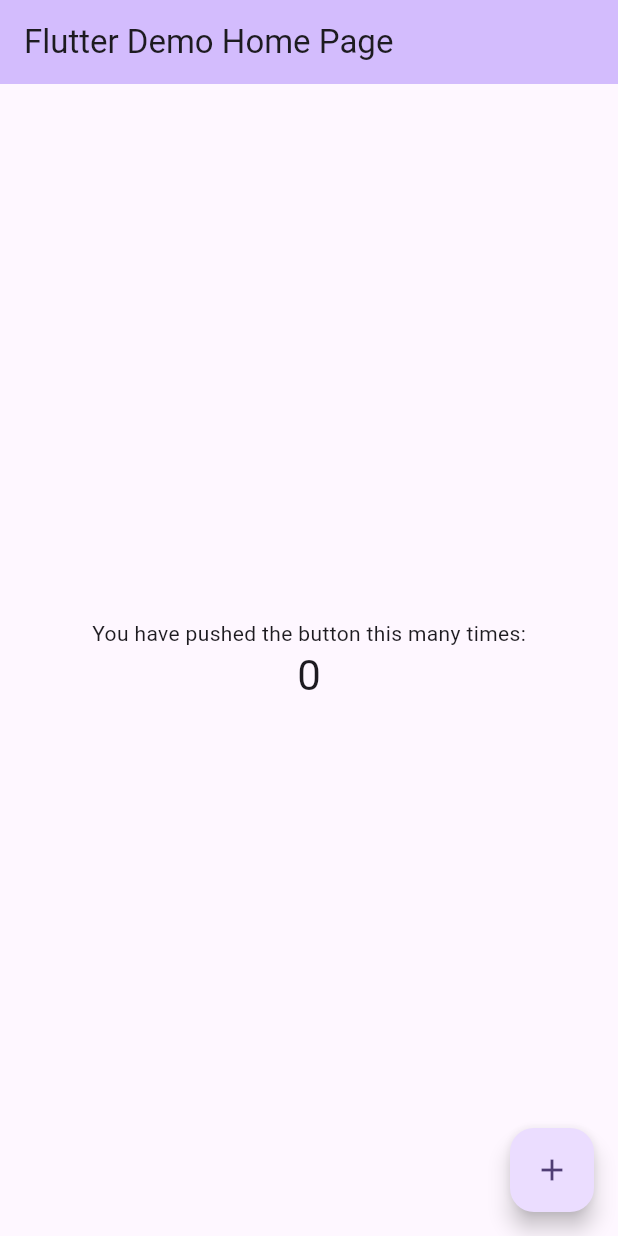
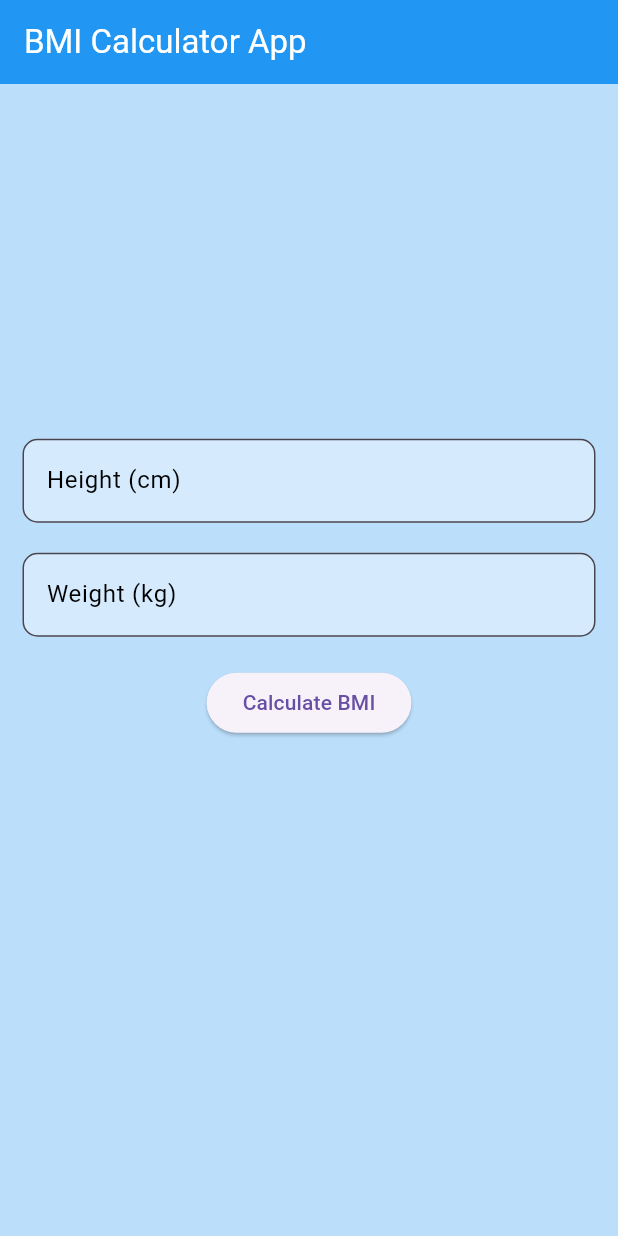
Before and after one commit to UKaanK/bmicalculator, a Flutter app: the screen it shows after launch, on a phone screen of 412 x 824 dp. Run offline on Flutter 3.47's test engine with Material 3 defaults, Android fonts, the phone set to English and light mode, and no system bars.

Commit message:
bmi calculator uygulaması tamamlandı

```diff
--- /dev/null
+++ b/lib/bmi_calculator.dart
@@ -0,0 +1,98 @@
+import 'package:bmicalculator/provider.dart';
+import 'package:flutter/material.dart';
+import 'package:provider/provider.dart';
+
+class BmiCalculator extends StatelessWidget {
+  const BmiCalculator({super.key});
+
+  @override
+  Widget build(BuildContext context) {
+    return Scaffold(
+      backgroundColor: Colors.blue[100],
+      appBar: AppBar(
+        title: const Text("BMI Calculator App"),
+        backgroundColor: Colors.blue,
+        foregroundColor: Colors.white,
+      ),
+      body: Padding(
+        padding: const EdgeInsets.all(15),
+        child: Column(
+          mainAxisAlignment: MainAxisAlignment.center,
+          children: [
+            TextField(
+              controller: context.read<BMIProvider>().heightController,
+              keyboardType: TextInputType.number,
+              decoration: InputDecoration(
+                  labelText: "Height (cm)",
+                  labelStyle: const TextStyle(
+                    color: Colors.black,
+                  ),
+                  fillColor: Colors.white38,
+                  filled: true,
+                  border: OutlineInputBorder(
+                      borderRadius: BorderRadius.circular(10))),
+            ),
+            const SizedBox(height: 20),
+            TextField(
+              controller: context.read<BMIProvider>().weightController,
+              keyboardType: TextInputType.number,
+              decoration: InputDecoration(
+                  labelText: "Weight (kg)",
+                  labelStyle: const TextStyle(
+                    color: Colors.black,
+                  ),
+                  fillColor: Colors.white38,
+                  filled: true,
+                  border: OutlineInputBorder(
+                      borderRadius: BorderRadius.circular(10))),
+            ),
+            SizedBox(
+              height: 20,
+            ),
+            ElevatedButton(
+                onPressed: () => context.read<BMIProvider>().calculateBMI(),
+                child: Text("Calculate BMI")),
+            SizedBox(
+              height: 20,
+            ),
+            Consumer<BMIProvider>(
+              builder: (context, provider, child) {
+                Color categoryColor = provider.bmiCategory ==
+                            "You have a UnderWeight\n(BMI less then 18.5)" ||
+                        provider.bmiCategory ==
+                            "You have a Normal Weight\n(BMI 18.5-24.9)" ||
+                        provider.bmiCategory ==
+                            "You have a OverWeight\n(BMI 25-29.9)" ||
+                        provider.bmiCategory == "Obesity\n(BMI 30 or  higher)"
+                    ? Colors.red
+                    : Colors.green;
+                return Column(
+                  children: [
+                    Text(
+                      provider.bmi == 0
+                          ? ''
+                          : "Your BMI:${provider.bmi.toStringAsFixed(1)} kg/m2",
+                      style:
+                          TextStyle(fontSize: 25, fontWeight: FontWeight.bold),
+                    ),
+                    SizedBox(
+                      height: 10,
+                    ),
+                    Text(
+                      provider.bmiCategory,
+                      textAlign: TextAlign.center,
+                      style: TextStyle(
+                          color: categoryColor,
+                          fontWeight: FontWeight.bold,
+                          fontSize: 20),
+                    )
+                  ],
+                );
+              },
+            )
+          ],
+        ),
+      ),
+    );
+  }
+}
--- a/lib/main.dart
+++ b/lib/main.dart
@@ -1,4 +1,7 @@
+import 'package:bmicalculator/bmi_calculator.dart';
+import 'package:bmicalculator/provider.dart';
 import 'package:flutter/material.dart';
+import 'package:provider/provider.dart';
 
 void main() {
   runApp(const MyApp());
@@ -7,119 +10,18 @@ void main() {
 class MyApp extends StatelessWidget {
   const MyApp({super.key});
 
-  // This widget is the root of your application.
   @override
   Widget build(BuildContext context) {
-    return MaterialApp(
-      title: 'Flutter Demo',
-      theme: ThemeData(
-        // This is the theme of your application.
-        //
-        // TRY THIS: Try running your application with "flutter run". You'll see
-        // the application has a purple toolbar. Then, without quitting the app,
-        // try changing the seedColor in the colorScheme below to Colors.green
-        // and then invoke "hot reload" (save your changes or press the "hot
-        // reload" button in a Flutter-supported IDE, or press "r" if you used
-        // the command line to start the app).
-        //
-        // Notice that the counter didn't reset back to zero; the application
-        // state is not lost during the reload. To reset the state, use hot
-        // restart instead.
-        //
-        // This works for code too, not just values: Most code changes can be
-        // tested with just a hot reload.
-        colorScheme: ColorScheme.fromSeed(seedColor: Colors.deepPurple),
-        useMaterial3: true,
+    return MultiProvider(
+      providers: [
+        ChangeNotifierProvider(
+          create: (context) => BMIProvider(),
+        )
+      ],
+      child: MaterialApp(
+        debugShowCheckedModeBanner: false,
+        home: BmiCalculator(),
       ),
-      home: const MyHomePage(title: 'Flutter Demo Home Page'),
     );
   }
 }
-
-class MyHomePage extends StatefulWidget {
-  const MyHomePage({super.key, required this.title});
-
-  // This widget is the home page of your application. It is stateful, meaning
-  // that it has a State object (defined below) that contains fields that affect
-  // how it looks.
-
-  // This class is the configuration for the state. It holds the values (in this
-  // case the title) provided by the parent (in this case the App widget) and
-  // used by the build method of the State. Fields in a Widget subclass are
-  // always marked "final".
-
-  final String title;
-
-  @override
-  State<MyHomePage> createState() => _MyHomePageState();
-}
-
-class _MyHomePageState extends State<MyHomePage> {
-  int _counter = 0;
-
-  void _incrementCounter() {
-    setState(() {
-      // This call to setState tells the Flutter framework that something has
-      // changed in this State, which causes it to rerun the build method below
-      // so that the display can reflect the updated values. If we changed
-      // _counter without calling setState(), then the build method would not be
-      // called again, and so nothing would appear to happen.
-      _counter++;
-    });
-  }
-
-  @override
-  Widget build(BuildContext context) {
-    // This method is rerun every time setState is called, for instance as done
-    // by the _incrementCounter method above.
-    //
-    // The Flutter framework has been optimized to make rerunning build methods
-    // fast, so that you can just rebuild anything that needs updating rather
-    // than having to individually change instances of widgets.
-    return Scaffold(
-      appBar: AppBar(
-        // TRY THIS: Try changing the color here to a specific color (to
-        // Colors.amber, perhaps?) and trigger a hot reload to see the AppBar
-        // change color while the other colors stay the same.
-        backgroundColor: Theme.of(context).colorScheme.inversePrimary,
-        // Here we take the value from the MyHomePage object that was created by
-        // the App.build method, and use it to set our appbar title.
-        title: Text(widget.title),
-      ),
-      body: Center(
-        // Center is a layout widget. It takes a single child and positions it
-        // in the middle of the parent.
-        child: Column(
-          // Column is also a layout widget. It takes a list of children and
-          // arranges them vertically. By default, it sizes itself to fit its
-          // children horizontally, and tries to be as tall as its parent.
-          //
-          // Column has various properties to control how it sizes itself and
-          // how it positions its children. Here we use mainAxisAlignment to
-          // center the children vertically; the main axis here is the vertical
-          // axis because Columns are vertical (the cross axis would be
-          // horizontal).
-          //
-          // TRY THIS: Invoke "debug painting" (choose the "Toggle Debug Paint"
-          // action in the IDE, or press "p" in the console), to see the
-          // wireframe for each widget.
-          mainAxisAlignment: MainAxisAlignment.center,
-          children: <Widget>[
-            const Text(
-              'You have pushed the button this many times:',
-            ),
-            Text(
-              '$_counter',
-              style: Theme.of(context).textTheme.headlineMedium,
-            ),
-          ],
-        ),
-      ),
-      floatingActionButton: FloatingActionButton(
-        onPressed: _incrementCounter,
-        tooltip: 'Increment',
-        child: const Icon(Icons.add),
-      ), // This trailing comma makes auto-formatting nicer for build methods.
-    );
-  }
-}
--- /dev/null
+++ b/lib/provider.dart
@@ -0,0 +1,33 @@
+import 'package:flutter/material.dart';
+
+class BMIProvider extends ChangeNotifier{
+  final TextEditingController heightController= TextEditingController();
+  final TextEditingController weightController= TextEditingController();
+
+  double _bmi=0; //initialy
+  String _bmiCategory="";
+  double get bmi => _bmi;
+  String get bmiCategory => _bmiCategory;
+  void calculateBMI(){
+    final double height = double.tryParse(heightController.text) ?? 0;
+    final double weight = double.tryParse(weightController.text) ?? 0;
+
+
+    //now applay the logic to calculate the _bmi
+    if (height>0 && weight >0) {
+      _bmi = weight/ (height*height) * 10000;
+      if (_bmi<18.5) {
+        _bmiCategory="You have a UnderWeight\n(BMI less then 18.5)";
+      }else if(_bmi>=18.5 && _bmi <24.9){
+         _bmiCategory="You have a Normal Weight\n(BMI 18.5-24.9)";
+      }else if(_bmi>=25 && _bmi <30){
+           _bmiCategory="You have a OverWeight\n(BMI 25-29.9)";
+      } else {
+            _bmiCategory="Obesity\n(BMI 30 or  higher)";
+      }
+      notifyListeners();
+    }
+
+
+  }
+}
--- a/pubspec.yaml
+++ b/pubspec.yaml
@@ -35,6 +35,7 @@ dependencies:
   # The following adds the Cupertino Icons font to your application.
   # Use with the CupertinoIcons class for iOS style icons.
   cupertino_icons: ^1.0.6
+  provider: ^6.1.2
 
 dev_dependencies:
   flutter_test:
```
Also changed, not shown: pubspec.lock.
